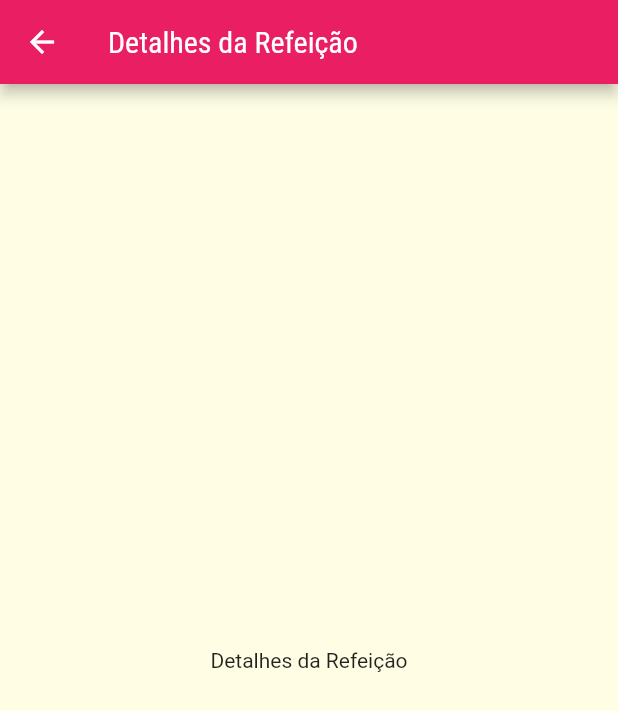
After one commit to LuscaMamede/Receitas-Mobile, a Flutter app: the MealDetailScreen screen opened by its route, on a phone screen of 412 x 824 dp. The commit adds this screen. Shown: the top 711 px of the screen. Run offline on Flutter 3.47's test engine with Material 2 defaults, Android fonts, the phone set to English and light mode, and no system bars.

Commit message:
modified:   lib/main.dart 	new file:   lib/screens/meal_detail_screen.dart 	modified:   lib/utils/app_routes.dart

```diff
--- a/lib/main.dart
+++ b/lib/main.dart
@@ -1,4 +1,5 @@
 import 'package:flutter/material.dart';
+import 'package:meals/screens/meal_detail_screen.dart';
 import 'screens/categories_screen.dart';
 import 'screens/categories_meals_screen.dart';
 import 'utils/app_routes.dart';
@@ -31,6 +32,7 @@ class MyApp extends StatelessWidget {
       routes: {
         AppRoutes.home: (ctx) => const CategoriesScreen(),
         AppRoutes.categoriesMeals: (ctx) => const CategoriesMealsScreen(),
+        AppRoutes.mealDetail: (ctx) => const MealDetailScreen(),
       },
     );
   }
--- /dev/null
+++ b/lib/screens/meal_detail_screen.dart
@@ -0,0 +1,17 @@
+import 'package:flutter/material.dart';
+
+class MealDetailScreen extends StatelessWidget {
+  const MealDetailScreen({super.key});
+
+  @override
+  Widget build(BuildContext context) {
+    return Scaffold(
+      appBar: AppBar(
+        title: const Text('Detalhes da Refeição'),
+      ),
+      body: const Center(
+        child: Text('Detalhes da Refeição'),
+      ),
+    );
+  }
+}
--- a/lib/utils/app_routes.dart
+++ b/lib/utils/app_routes.dart
@@ -1,4 +1,5 @@
 class AppRoutes {
   static const home = '/';
   static const categoriesMeals = '/categories-meals';
+  static const mealDetail = '/meal-detail';
 }
```
